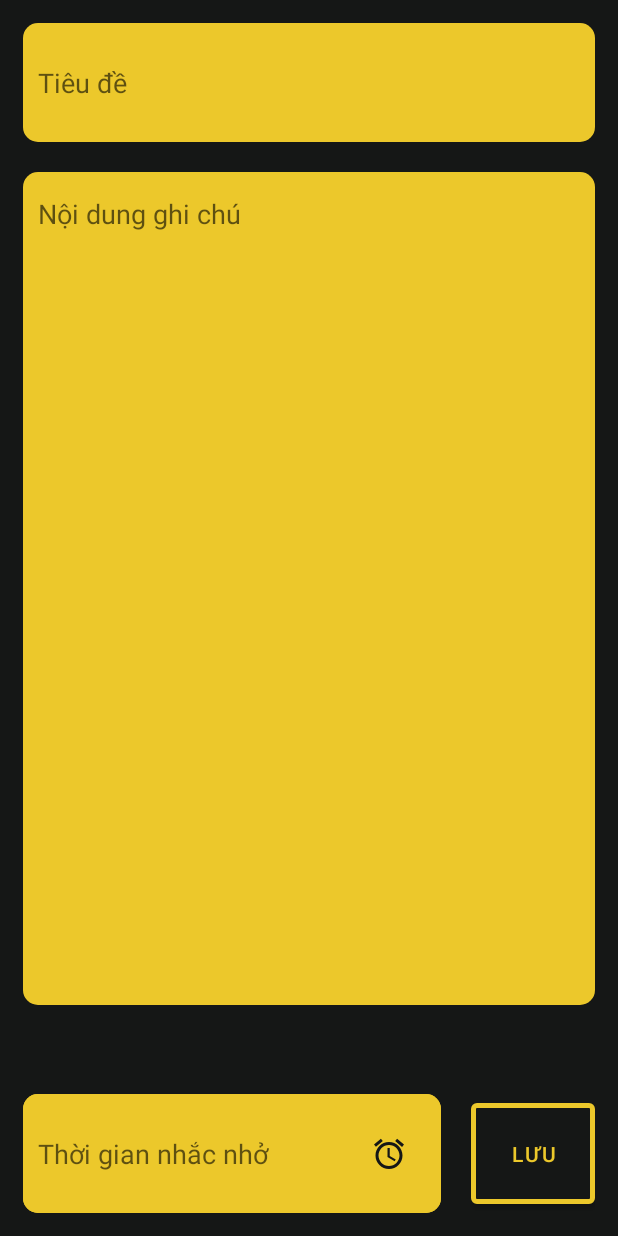
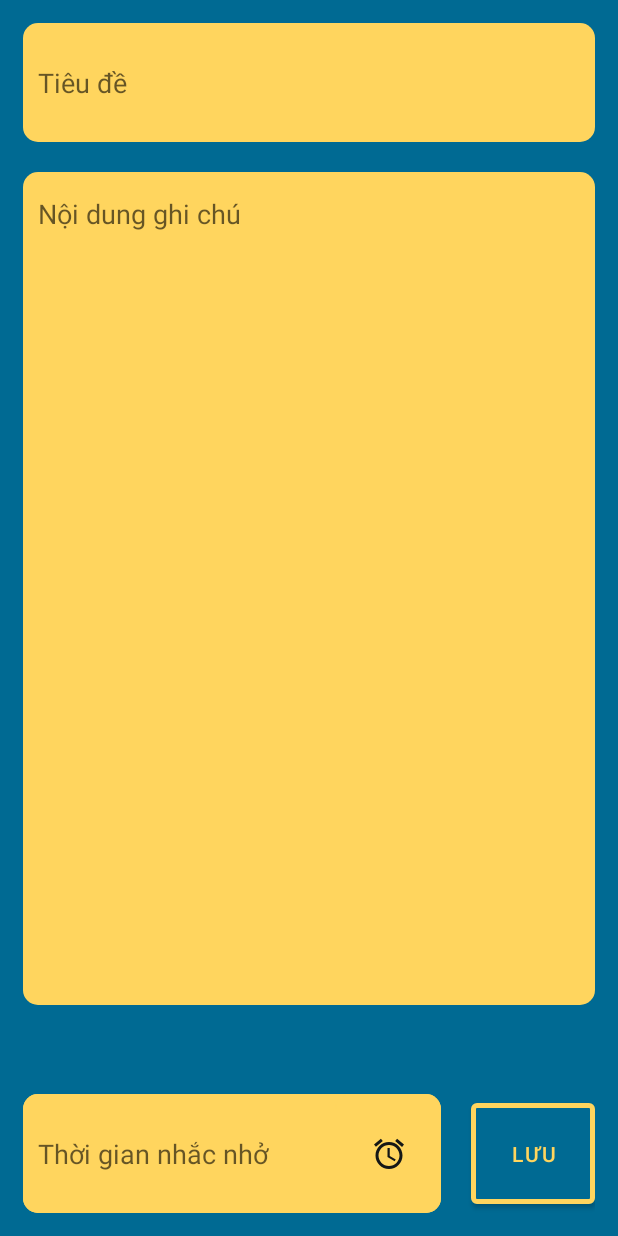
Before and after one commit to TrongLan/NoteBox, an Android app: the screen it shows after launch (AddNoteActivity), after a tap on an icon or button, on a phone screen of 412 x 824 dp. Run offline under Robolectric (Android 15) with nearby library versions, the phone set to English and light mode, and no system bars.

Commit message:
create note function (no validation) + update UI

```diff
--- a/app/src/main/java/com/example/notebox/AddNoteActivity.java
+++ b/app/src/main/java/com/example/notebox/AddNoteActivity.java
@@ -2,16 +2,16 @@ package com.example.notebox;
 
 import android.app.DatePickerDialog;
 import android.app.TimePickerDialog;
+import android.content.Intent;
 import android.os.Build;
 import android.os.Bundle;
 import android.view.WindowManager;
-import android.widget.Button;
-import android.widget.EditText;
-import android.widget.ImageButton;
-import android.widget.TimePicker;
+import android.widget.*;
 import androidx.annotation.Nullable;
 import androidx.annotation.RequiresApi;
 import androidx.appcompat.app.AppCompatActivity;
+import com.example.notebox.models.Note;
+import com.example.notebox.sql.NoteSQLiteHelper;
 import java.time.LocalDate;
 import java.time.LocalDateTime;
 import java.time.LocalTime;
@@ -20,26 +20,27 @@ import java.time.format.DateTimeFormatter;
 
 public class AddNoteActivity extends AppCompatActivity {
 
-  private ImageButton setDateButton;
+  private ImageButton setRemindTimeButton;
   private Button noteSaveButton;
   private EditText remindTimeInput;
+  private TextView titleInput;
+  private TextView contentInput;
 
   @RequiresApi(api = Build.VERSION_CODES.O)
   @Override
   protected void onCreate(@Nullable @org.jetbrains.annotations.Nullable Bundle savedInstanceState) {
     super.onCreate(savedInstanceState);
-
+    // Full màn hình
     getWindow()
         .setFlags(
             WindowManager.LayoutParams.FLAG_FULLSCREEN, WindowManager.LayoutParams.FLAG_FULLSCREEN);
-
     setContentView(R.layout.add_note_ui);
 
-    setDateButton = findViewById(R.id.imageButton);
-    noteSaveButton = findViewById(R.id.button);
-    remindTimeInput = findViewById(R.id.editTextTime);
+    setRemindTimeButton = findViewById(R.id.imageButton);
+    setRemindTimeButton.setOnClickListener(v -> openDateDialog(LocalDateTime.now()));
 
-    setDateButton.setOnClickListener(v -> openDateDialog(LocalDateTime.now()));
+    this.saveNoteEventProcess(
+        new NoteSQLiteHelper(getApplicationContext()));
   }
 
   @RequiresApi(api = Build.VERSION_CODES.O)
@@ -69,17 +70,41 @@ public class AddNoteActivity extends AppCompatActivity {
         new TimePickerDialog(
             this,
             R.style.dialogTheme,
-            new TimePickerDialog.OnTimeSetListener() {
-              @Override
-              public void onTimeSet(TimePicker view, int hourOfDay, int minute) {
-                LocalTime localTime = LocalTime.of(hourOfDay, minute, 0);
-                DateTimeFormatter formatter = DateTimeFormatter.ofPattern("HH:mm");
-                remindTimeInput.setText(String.format("%s %s", date, formatter.format(localTime)));
-              }
+            (view, hourOfDay, minute) -> {
+              LocalTime localTime = LocalTime.of(hourOfDay, minute, 0);
+              DateTimeFormatter formatter = DateTimeFormatter.ofPattern("HH:mm");
+              remindTimeInput.setText(String.format("%s %s", date, formatter.format(localTime)));
             },
             dateTime.getHour(),
             dateTime.getMinute(),
             true);
     timePickerDialog.show();
   }
+
+  @RequiresApi(api = Build.VERSION_CODES.O)
+  private Note mapToNoteObject() {
+    titleInput = findViewById(R.id.title_input);
+    contentInput = findViewById(R.id.content_input);
+    remindTimeInput = findViewById(R.id.remind_time_input);
+    Note note = new Note();
+    note.setTitle(titleInput.getText().toString());
+    note.setContent(contentInput.getText().toString());
+    note.setRemindingDateTime(remindTimeInput.getText().toString());
+    DateTimeFormatter formatter = DateTimeFormatter.ofPattern("dd/MM/yyyy hh:mm");
+    LocalDateTime now = LocalDateTime.now();
+    note.setCreatedDateTime(now.format(formatter));
+    note.setUpdatedDateTime(now.format(formatter));
+    return note;
+  }
+
+  @RequiresApi(api = Build.VERSION_CODES.O)
+  private void saveNoteEventProcess(NoteSQLiteHelper sqLiteHelper) {
+    noteSaveButton = findViewById(R.id.note_save_button);
+    noteSaveButton.setOnClickListener(
+        v -> {
+          sqLiteHelper.addNote(this.mapToNoteObject());
+          Intent intent = new Intent(AddNoteActivity.this, MainActivity.class);
+          startActivity(intent);
+        });
+  }
 }
--- a/app/src/main/java/com/example/notebox/MainActivity.java
+++ b/app/src/main/java/com/example/notebox/MainActivity.java
@@ -1,7 +1,6 @@
 package com.example.notebox;
 
 import android.content.Intent;
-import android.os.Build;
 import android.os.Bundle;
 import android.view.View;
 import android.view.WindowManager;
@@ -11,12 +10,16 @@ import androidx.recyclerview.widget.LinearLayoutManager;
 import androidx.recyclerview.widget.RecyclerView;
 import com.example.notebox.adapters.RecycleViewAdapter;
 import com.example.notebox.models.Note;
+import com.example.notebox.sql.NoteSQLiteHelper;
 import com.google.android.material.floatingactionbutton.FloatingActionButton;
-import java.time.LocalDateTime;
-import java.util.ArrayList;
 import java.util.List;
 
 public class MainActivity extends AppCompatActivity {
+  private RecyclerView recyclerView;
+  private ImageView emptyNoteIcon;
+  private FloatingActionButton button;
+
+  private NoteSQLiteHelper noteSQLiteHelper;
 
   @Override
   protected void onCreate(Bundle savedInstanceState) {
@@ -28,69 +31,11 @@ public class MainActivity extends AppCompatActivity {
 
     setContentView(R.layout.activity_main);
 
-    RecyclerView recyclerView = findViewById(R.id.recycler_view);
-    ImageView emptyNoteIcon = findViewById(R.id.imageView3);
-    FloatingActionButton button = findViewById(R.id.floatingActionButton);
+    recyclerView = findViewById(R.id.recycler_view);
+    emptyNoteIcon = findViewById(R.id.imageView3);
 
-    List<Note> noteList = new ArrayList<>();
-//    if (Build.VERSION.SDK_INT >= Build.VERSION_CODES.O) {
-//      noteList.add(
-//          new Note(
-//              1L,
-//              "Bao cao bai tap Android",
-//              "bla bla",
-//              LocalDateTime.now(),
-//              LocalDateTime.now(),
-//              LocalDateTime.now()));
-//      noteList.add(
-//          new Note(
-//              2L,
-//              "Bao cao bai tap Android",
-//              "bla bla",
-//              LocalDateTime.now(),
-//              LocalDateTime.now(),
-//              LocalDateTime.now()));
-//      noteList.add(
-//          new Note(
-//              3L,
-//              "Bao cao bai tap Android",
-//              "bla bla",
-//              LocalDateTime.now(),
-//              LocalDateTime.now(),
-//              LocalDateTime.now()));
-//      noteList.add(
-//          new Note(
-//              4L,
-//              "Bao cao bai tap Android",
-//              "bla bla",
-//              LocalDateTime.now(),
-//              LocalDateTime.now(),
-//              LocalDateTime.now()));
-//      noteList.add(
-//          new Note(
-//              5L,
-//              "Bao cao bai tap Android",
-//              "bla bla",
-//              LocalDateTime.now(),
-//              LocalDateTime.now(),
-//              LocalDateTime.now()));
-//      noteList.add(
-//          new Note(
-//              5L,
-//              "Bao cao bai tap Android",
-//              "bla bla",
-//              LocalDateTime.now(),
-//              LocalDateTime.now(),
-//              LocalDateTime.now()));
-//      noteList.add(
-//          new Note(
-//              5L,
-//              "Bao cao bai tap Android",
-//              "bla bla",
-//              LocalDateTime.now(),
-//              LocalDateTime.now(),
-//              LocalDateTime.now()));
-//    }
+    noteSQLiteHelper = new NoteSQLiteHelper(getApplicationContext());
+    List<Note> noteList = noteSQLiteHelper.getAllNotes();
 
     recyclerView.setLayoutManager(new LinearLayoutManager(this));
     recyclerView.setNestedScrollingEnabled(false);
@@ -101,13 +46,19 @@ public class MainActivity extends AppCompatActivity {
     }
     recyclerView.setAdapter(new RecycleViewAdapter(getApplicationContext(), noteList));
 
+    fabClickEventProcess();
+  }
+
+
+  // Xử lý sự kiện ấn nút thêm ghi chú
+  private void fabClickEventProcess() {
+    button = findViewById(R.id.floatingActionButton);
     button.setOnClickListener(
-        new View.OnClickListener() {
-          @Override
-          public void onClick(View v) {
-            Intent intent = new Intent(MainActivity.this, AddNoteActivity.class);
-            startActivity(intent);
-          }
+        v -> {
+          Intent intent = new Intent(MainActivity.this, AddNoteActivity.class);
+          startActivity(intent);
         });
   }
+
+
 }
--- a/app/src/main/java/com/example/notebox/adapters/RecycleViewAdapter.java
+++ b/app/src/main/java/com/example/notebox/adapters/RecycleViewAdapter.java
@@ -33,8 +33,7 @@ public class RecycleViewAdapter extends RecyclerView.Adapter<NoteItemViewHolder>
   public void onBindViewHolder(@NonNull @NotNull NoteItemViewHolder holder, int position) {
     holder.noteTitle.setText(noteList.get(position).getTitle());
     if (android.os.Build.VERSION.SDK_INT >= android.os.Build.VERSION_CODES.O) {
-      DateTimeFormatter formatter = DateTimeFormatter.ofPattern("dd/MM/yyyy HH:mm");
-      holder.noteCreateAt.setText(noteList.get(position).getCreatedDateTime().format(formatter));
+      holder.noteCreateAt.setText(noteList.get(position).getCreatedDateTime());
     }
   }
 
--- /dev/null
+++ b/app/src/main/java/com/example/notebox/sql/NoteSQLiteHelper.java
@@ -0,0 +1,58 @@
+package com.example.notebox.sql;
+
+import android.content.Context;
+import android.database.Cursor;
+import android.database.sqlite.SQLiteDatabase;
+import android.database.sqlite.SQLiteOpenHelper;
+import androidx.annotation.Nullable;
+import com.example.notebox.models.Note;
+import java.util.ArrayList;
+import java.util.List;
+
+public class NoteSQLiteHelper extends SQLiteOpenHelper {
+
+  private static final String DATABASE_NAME = "notebox.db";
+  private static final int DATABASE_VERSION = 1;
+
+  public NoteSQLiteHelper(@Nullable Context context) {
+    super(context, DATABASE_NAME, null, DATABASE_VERSION);
+  }
+
+  @Override
+  public void onCreate(SQLiteDatabase db) {
+    db.execSQL(SQLCommand.CREATE_TABLE_FOR_NOTE.getCommand());
+  }
+
+  @Override
+  public void onUpgrade(SQLiteDatabase db, int oldVersion, int newVersion) {}
+
+  // Lấy danh sách ghi chú
+  public List<Note> getAllNotes() {
+    List<Note> noteList = new ArrayList<>();
+    SQLiteDatabase sqLiteDatabase = getReadableDatabase();
+    Cursor cursor = sqLiteDatabase.query("NOTE", null, null, null, null, null, null);
+    while (cursor.moveToNext()) {
+      Note note = new Note();
+      note.setTitle(cursor.getString(1));
+      note.setContent(cursor.getString(2));
+      note.setCreatedDateTime(cursor.getString(3));
+      note.setUpdatedDateTime(cursor.getString(4));
+      note.setRemindingDateTime(cursor.getString(5));
+      noteList.add(note);
+    }
+    return noteList;
+  }
+
+  // Thêm ghi chú
+  public void addNote(Note newNote) {
+    SQLiteDatabase sqLiteDatabase = getWritableDatabase();
+    Object[] args = {
+      newNote.getTitle(),
+      newNote.getContent(),
+      newNote.getCreatedDateTime(),
+      newNote.getUpdatedDateTime(),
+      newNote.getRemindingDateTime()
+    };
+    sqLiteDatabase.execSQL(SQLCommand.INSERT_TABLE_NOTE.getCommand(), args);
+  }
+}
--- /dev/null
+++ b/app/src/main/java/com/example/notebox/sql/SQLCommand.java
@@ -0,0 +1,17 @@
+package com.example.notebox.sql;
+
+public enum SQLCommand {
+  CREATE_TABLE_FOR_NOTE(
+      "CREATE TABLE IF NOT EXISTS NOTE(ID INTEGER PRIMARY KEY AUTOINCREMENT, TITLE VARCHAR(30), CONTENT TEXT, CREATE_DATETIME TEXT, UPDATE_DATETIME TEXT, REMIND_DATETIME TEXT)"),
+  INSERT_TABLE_NOTE("INSERT INTO NOTE VALUES (null,?,?,?,?,?)");
+
+  private final String command;
+
+  SQLCommand(String command) {
+    this.command = command;
+  }
+
+  public String getCommand() {
+    return command;
+  }
+}
--- a/app/src/main/res/drawable/floating_button.xml
+++ b/app/src/main/res/drawable/floating_button.xml
@@ -2,5 +2,5 @@
 
 <shape xmlns:android="http://schemas.android.com/apk/res/android"
        android:shape="oval">
-  <solid android:color="@color/coal"/>
+  <solid android:color="@color/pure_light_blue"/>
 </shape>
--- a/app/src/main/res/drawable/save_button.xml
+++ b/app/src/main/res/drawable/save_button.xml
@@ -2,7 +2,7 @@
 <shape
   xmlns:android="http://schemas.android.com/apk/res/android"
   android:shape="rectangle">
-  <stroke android:color="@color/supreme_yellow" android:width="3sp"/>
+  <stroke android:color="@color/minion_yellow" android:width="3sp"/>
   <corners android:radius="10sp"/>
-  <solid android:color="@color/coal"/>
+  <solid android:color="@color/pure_light_blue"/>
 </shape>
--- a/app/src/main/res/drawable/section_in_main.xml
+++ b/app/src/main/res/drawable/section_in_main.xml
@@ -2,5 +2,5 @@
 <shape xmlns:android="http://schemas.android.com/apk/res/android"
        android:shape="rectangle">
   <corners android:radius="10sp"/>
-  <solid android:color="@color/supreme_yellow"/>
+  <solid android:color="@color/minion_yellow"/>
 </shape>
--- a/app/src/main/res/layout/add_note_ui.xml
+++ b/app/src/main/res/layout/add_note_ui.xml
@@ -2,7 +2,7 @@
 <androidx.constraintlayout.widget.ConstraintLayout
   xmlns:android="http://schemas.android.com/apk/res/android"
   xmlns:app="http://schemas.android.com/apk/res-auto"
-  android:background="@color/coal"
+  android:background="@color/pure_light_blue"
   android:padding="15sp"
   android:layout_width="match_parent"
   android:layout_height="match_parent">
@@ -38,7 +38,7 @@
     android:inputType="textMultiLine"
     android:gravity="start|top"
     android:ems="10"
-    android:id="@+id/editTextTextMultiLine"
+    android:id="@+id/content_input"
     app:layout_constraintEnd_toEndOf="parent"
     app:layout_constraintStart_toStartOf="parent"
     app:layout_constraintHorizontal_bias="0.482"
@@ -77,7 +77,7 @@
         android:layout_height="match_parent"
         android:inputType="time"
         android:ems="10"
-        android:id="@+id/editTextTime"/>
+        android:id="@+id/remind_time_input"/>
 
       <ImageButton
         android:background="@drawable/section_in_main"
@@ -97,13 +97,13 @@
     <Button
       android:layout_weight="1"
       android:text="Lưu"
-      app:strokeColor="@color/supreme_yellow"
+      app:strokeColor="@color/minion_yellow"
       app:strokeWidth="3sp"
-      android:backgroundTint="@color/coal"
-      android:textColor="@color/supreme_yellow"
+      android:backgroundTint="@color/pure_light_blue"
+      android:textColor="@color/minion_yellow"
       android:layout_width="wrap_content"
       android:layout_height="match_parent"
-      android:id="@+id/button"
+      android:id="@+id/note_save_button"
       />
   </LinearLayout>
 
--- a/app/src/main/res/values/colors.xml
+++ b/app/src/main/res/values/colors.xml
@@ -7,10 +7,10 @@
   <color name="teal_700">#FF018786</color>
   <color name="black">#FF000000</color>
   <color name="white">#FFFFFFFF</color>
-  <color name="supreme_yellow">#ECC82B</color>
   <color name="wku_red">#C60C30</color>
   <color name="night">#132C2D</color>
   <color name="yellow_iris">#EEE78E</color>
   <color name="ice_cream">#F9F0D3</color>
-  <color name="coal">#151716</color>
+  <color name="minion_yellow">#FFD55E</color>
+  <color name="pure_light_blue">#006A93</color>
 </resources>
--- a/app/src/main/res/values/themes.xml
+++ b/app/src/main/res/values/themes.xml
@@ -27,7 +27,7 @@
   <style name="dialogTheme" parent="Theme.AppCompat.DayNight.Dialog">
     <item name="colorAccent">@color/wku_red</item>
     <item name="android:textColorPrimary">@color/yellow_iris</item>
-    <item name="android:textColorSecondary">@color/supreme_yellow</item>
-    <item name="android:background">@color/coal</item>
+    <item name="android:textColorSecondary">@color/minion_yellow</item>
+    <item name="android:background">@color/pure_light_blue</item>
   </style>
 </resources>
```
Also changed, not shown: app/src/main/java/com/example/notebox/models/Note.java (+18 -20 lines), app/src/main/res/layout/activity_main.xml (+4 -4 lines).
